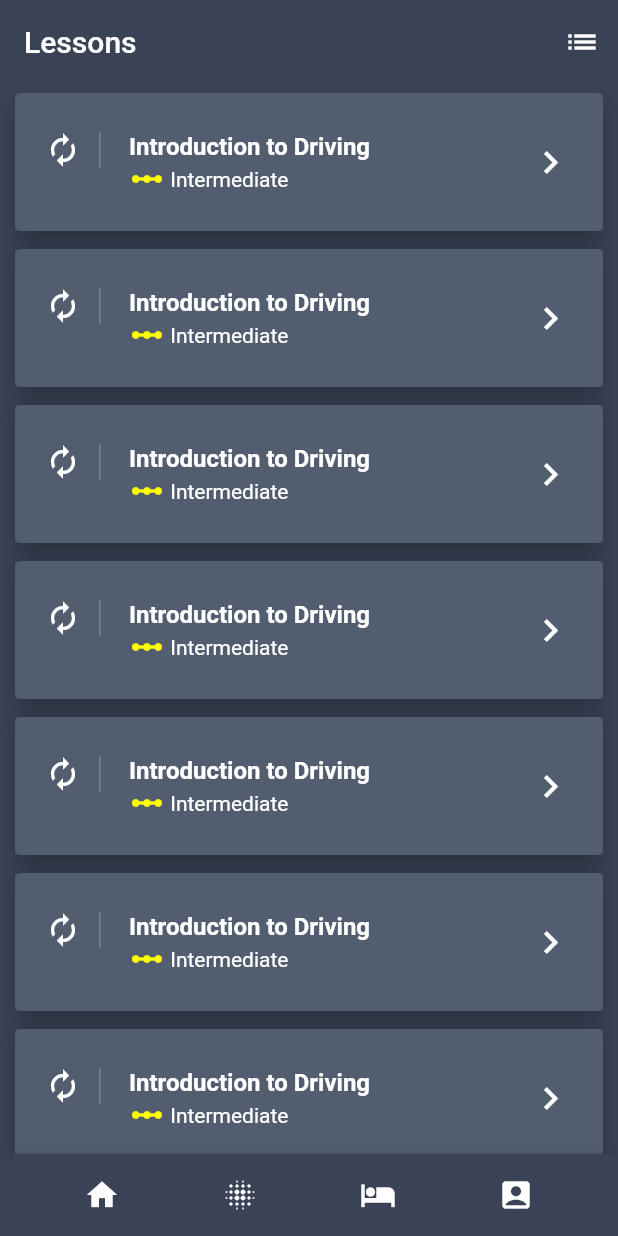
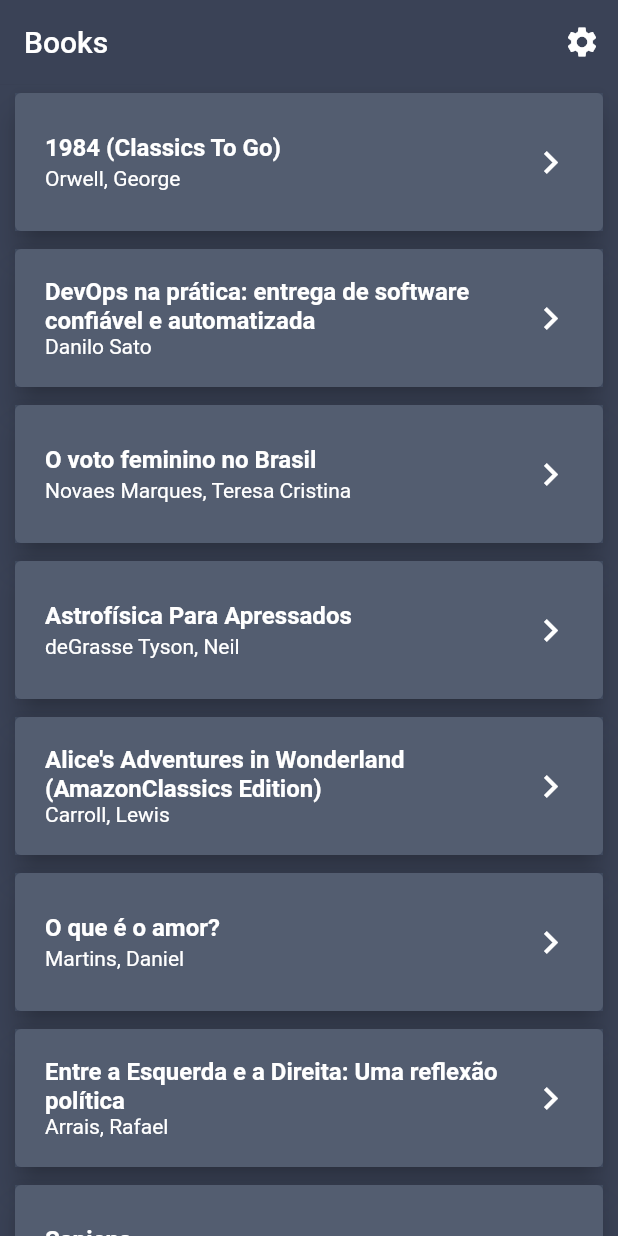
Before and after one commit to AlexSerodio/pretty-kindle-highlights, a Flutter app: the screen it shows after launch, on a phone screen of 412 x 824 dp. Run offline on Flutter 3.47's test engine with Material 2 defaults, Android fonts, the phone set to English and light mode, and no system bars.

```diff
--- /dev/null
+++ b/lib/detail_page.dart
@@ -0,0 +1,22 @@
+import 'package:flutter/material.dart';
+import 'package:pretty_kindle_highlights/model/book.dart';
+
+class DetailPage extends StatelessWidget {
+  final Book book;
+
+  DetailPage({Key key, this.book}) : super(key: key);
+
+  @override
+  Widget build(BuildContext context) {
+    final topAppBar = AppBar(
+      elevation: 0.1,
+      backgroundColor: Color.fromRGBO(58, 66, 86, 1.0),
+      title: Text(book.title)
+    );
+
+    return Scaffold(
+      backgroundColor: Color.fromRGBO(58, 66, 86, 1.0),
+      appBar: topAppBar,
+    );
+  }
+}
--- a/lib/main.dart
+++ b/lib/main.dart
@@ -1,4 +1,6 @@
 import 'package:flutter/material.dart';
+import 'package:pretty_kindle_highlights/model/book.dart';
+import 'package:pretty_kindle_highlights/detail_page.dart';
 
 void main() => runApp(new MyApp());
 
@@ -9,7 +11,7 @@ class MyApp extends StatelessWidget {
     return new MaterialApp(
       title: 'Flutter Demo',
       theme: new ThemeData(primaryColor: Color.fromRGBO(58, 66, 86, 1.0)),
-      home: new ListPage(title: 'Lessons'),
+      home: new ListPage(title: 'Books'),
     );
   }
 
@@ -28,6 +30,14 @@ class ListPage extends StatefulWidget {
 
 class _ListPageState extends State<ListPage> {
 
+  List books;
+
+  @override
+  void initState() {
+    books = getBooks();
+    super.initState();
+  }
+
   @override
   Widget build(BuildContext context) {
     final topAppBar = AppBar(
@@ -36,71 +46,35 @@ class _ListPageState extends State<ListPage> {
       title: Text(widget.title),
       actions: <Widget>[
         IconButton(
-          icon: Icon(Icons.list),
+          icon: Icon(Icons.settings),
           onPressed: () {},
         )
       ],
     );
 
-    final makeBottom = Container(
-      height: 55.0,
-      child: BottomAppBar(
-        color: Color.fromRGBO(58, 66, 86, 1.0),
-        child: Row(
-          mainAxisAlignment: MainAxisAlignment.spaceEvenly,
-          children: <Widget>[
-            IconButton(
-              icon: Icon(Icons.home, color: Colors.white),
-              onPressed: () {},
-            ),
-            IconButton(
-              icon: Icon(Icons.blur_on, color: Colors.white),
-              onPressed: () {},
-            ),
-            IconButton(
-              icon: Icon(Icons.hotel, color: Colors.white),
-              onPressed: () {},
-            ),
-            IconButton(
-              icon: Icon(Icons.account_box, color: Colors.white),
-              onPressed: () {},
-            )
-          ],
-        ),
+    ListTile makeListTile(Book book) => ListTile(
+      contentPadding: EdgeInsets.symmetric(horizontal: 20.0, vertical: 10.0),
+      title: Text(
+        book.title,
+        style: TextStyle(color: Colors.white, fontWeight: FontWeight.bold),
       ),
+      subtitle:
+        Text(book.author, style: TextStyle(color: Colors.white)),
+      trailing:
+        Icon(Icons.keyboard_arrow_right, color: Colors.white, size: 30.0),
+      onTap: () {
+        Navigator.push(
+          context, MaterialPageRoute(builder: (context) => DetailPage(book: book))
+        );
+      }
     );
 
-    final makeListTile = ListTile(
-      contentPadding: EdgeInsets.symmetric(horizontal: 20.0, vertical: 10.0),
-      leading: Container(
-        padding: EdgeInsets.only(right: 12.0),
-        decoration: new BoxDecoration(
-            border: new Border(
-                right: new BorderSide(width: 1.0, color: Colors.white24))),
-        child: Icon(Icons.autorenew, color: Colors.white),
-      ),
-      title: Text(
-        "Introduction to Driving",
-        style: TextStyle(color: Colors.white, fontWeight: FontWeight.bold),
-      ),
-      // subtitle: Text("Intermediate", style: TextStyle(color: Colors.white)),
-
-      subtitle: Row(
-        children: <Widget>[
-          Icon(Icons.linear_scale, color: Colors.yellowAccent),
-          Text(" Intermediate", style: TextStyle(color: Colors.white))
-        ],
-      ),
-      trailing:
-          Icon(Icons.keyboard_arrow_right, color: Colors.white, size: 30.0)
-    );
-
-    final makeCard = Card(
+    Card makeCard(Book book) => Card(
       elevation: 8.0,
       margin: new EdgeInsets.symmetric(horizontal: 10.0, vertical: 6.0),
       child: Container(
         decoration: BoxDecoration(color: Color.fromRGBO(64, 75, 96, .9)),
-        child: makeListTile,
+        child: makeListTile(book),
       ),
     );
 
@@ -110,7 +84,7 @@ class _ListPageState extends State<ListPage> {
         shrinkWrap: true,
         itemCount: 10,
         itemBuilder: (BuildContext context, int index) {
-          return makeCard;
+          return makeCard(books[index]);
         },
       ),
     );
@@ -119,8 +93,74 @@ class _ListPageState extends State<ListPage> {
       backgroundColor: Color.fromRGBO(58, 66, 86, 1.0),
       appBar: topAppBar,
       body: makeBody,
-      bottomNavigationBar: makeBottom,
     );
   }
 
 }
+
+List getBooks() {
+  return [
+    Book(
+        title: "1984 (Classics To Go)",
+        author: "Orwell, George"
+    ),
+    Book(
+        title: "DevOps na prática: entrega de software confiável e automatizada",
+        author: "Danilo Sato"
+    ),
+    Book(
+        title: "O voto feminino no Brasil",
+        author: "Novaes Marques, Teresa Cristina"
+    ),
+    Book(
+        title: "Astrofísica Para Apressados",
+        author: "deGrasse Tyson, Neil"
+    ),
+    Book(
+        title: "Alice's Adventures in Wonderland (AmazonClassics Edition)",
+        author: "Carroll, Lewis"
+    ),
+    Book(
+        title: "O que é o amor?",
+        author: "Martins, Daniel"
+    ),
+    Book(
+        title: "Entre a Esquerda e a Direita: Uma reflexão política",
+        author: "Arrais, Rafael"
+    ),
+
+    Book(
+        title: "Sapiens",
+        author: "Harari, Yuval Noah"
+    ),
+    Book(
+        title: "Design Patterns com Java: Projeto orientado a objetos guiado por padrões",
+        author: "Eduardo Guerra"
+    ),
+    Book(
+        title: "Arrume a sua cama",
+        author: "Mcraven, William H."
+    ),
+    Book(
+        title: "Lean Inception: Como Alinhar Pessoas e Construir o Produto Certo",
+        author: "Caroli, Paulo"
+    ),
+    Book(
+        title: "Clube da luta",
+        author: "Palahniuk, Chuck"
+    ),
+
+    Book(
+        title: "O melhor do Cortella: Trilhas do Pensar - Ideias, Frases e Inspirações",
+        author: "Cortella, Mario Sergio"
+    ),
+    Book(
+        title: "A História do Universo para quem tem pressa",
+        author: "Stuart, Colin"
+    ),
+    Book(
+        title: "Minimalismo 2.0: Como simplificar sua vida no século XXI (e diminuir seu impacto no meio ambiente)",
+        author: "Müller, Izzy"
+    ),
+  ];
+}
--- /dev/null
+++ b/lib/model/book.dart
@@ -0,0 +1,6 @@
+class Book {
+  String title;
+  String author;
+
+  Book({this.title, this.author});
+}
```
